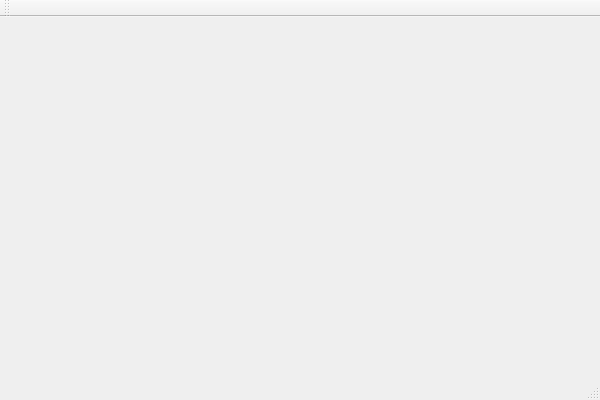
Above: cot/gui/cotversion1.ui from benoitk/COT before the change. Below: the same form after it.
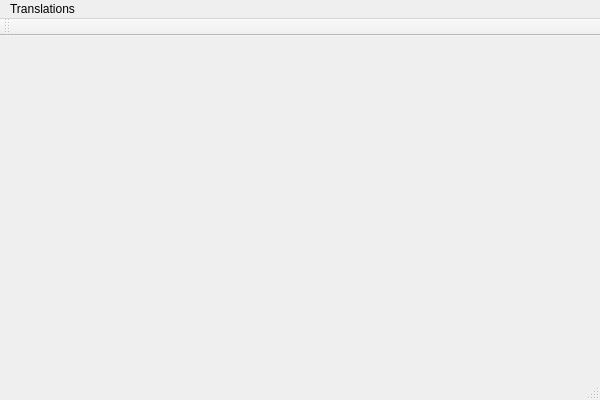
That is the form after the change.

Commit message: COT-6: CTranslator can now export and import translations.

The edit to the form file:
```diff
--- a/cot/gui/cotversion1.ui
+++ b/cot/gui/cotversion1.ui
@@ -23,6 +23,14 @@
      <height>22</height>
     </rect>
    </property>
+   <widget class="QMenu" name="menuTranslations">
+    <property name="title">
+     <string>Translations</string>
+    </property>
+    <addaction name="actionExport"/>
+    <addaction name="actionImport"/>
+   </widget>
+   <addaction name="menuTranslations"/>
   </widget>
   <widget class="QToolBar" name="mainToolBar">
    <attribute name="toolBarArea">
```
Left out of the diff: 17 changed lines with no effect on the pictures. The commit also changes 9 other files.
